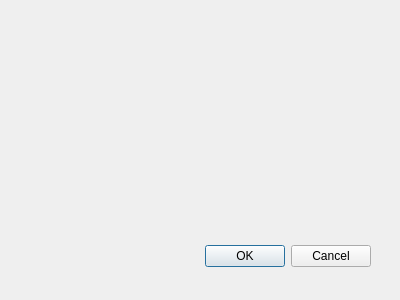
Before: the Qt Designer form ui_files/settings_window.ui in SuheybAden/Qt-Shax, drawn with Qt 5.
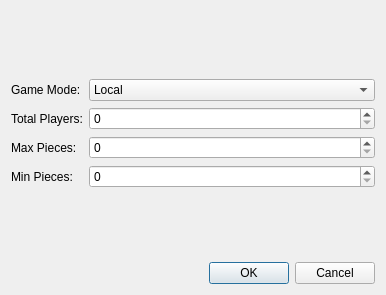
After: the same form once the commit is applied.

Commit message: Fixed issues cause by the new pieceIDs

Diff of the .ui file:
```diff
--- a/ui_files/settings_window.ui
+++ b/ui_files/settings_window.ui
@@ -6,29 +6,89 @@
    <rect>
     <x>0</x>
     <y>0</y>
-    <width>400</width>
-    <height>300</height>
+    <width>386</width>
+    <height>295</height>
    </rect>
   </property>
   <property name="windowTitle">
    <string>Dialog</string>
   </property>
-  <widget class="QDialogButtonBox" name="buttonBox">
-   <property name="geometry">
-    <rect>
-     <x>30</x>
-     <y>240</y>
-     <width>341</width>
-     <height>32</height>
-    </rect>
-   </property>
-   <property name="orientation">
-    <enum>Qt::Horizontal</enum>
-   </property>
-   <property name="standardButtons">
-    <set>QDialogButtonBox::Cancel|QDialogButtonBox::Ok</set>
-   </property>
-  </widget>
+  <layout class="QVBoxLayout" name="verticalLayout">
+   <item>
+    <layout class="QFormLayout" name="formLayout">
+     <property name="sizeConstraint">
+      <enum>QLayout::SetDefaultConstraint</enum>
+     </property>
+     <property name="labelAlignment">
+      <set>Qt::AlignLeading|Qt::AlignLeft|Qt::AlignVCenter</set>
+     </property>
+     <property name="formAlignment">
+      <set>Qt::AlignCenter</set>
+     </property>
+     <item row="0" column="0">
+      <widget class="QLabel" name="label_4">
+       <property name="text">
+        <string>Game Mode:</string>
+       </property>
+      </widget>
+     </item>
+     <item row="0" column="1">
+      <widget class="QComboBox" name="comboBox">
+       <item>
+        <property name="text">
+         <string>Local</string>
+        </property>
+       </item>
+       <item>
+        <property name="text">
+         <string>Online</string>
+        </property>
+       </item>
+      </widget>
+     </item>
+     <item row="1" column="0">
+      <widget class="QLabel" name="label">
+       <property name="text">
+        <string>Total Players:</string>
+       </property>
+      </widget>
+     </item>
+     <item row="1" column="1">
+      <widget class="QSpinBox" name="spinBox"/>
+     </item>
+     <item row="2" column="0">
+      <widget class="QLabel" name="label_2">
+       <property name="text">
+        <string>Max Pieces:</string>
+       </property>
+      </widget>
+     </item>
+     <item row="2" column="1">
+      <widget class="QSpinBox" name="spinBox_2"/>
+     </item>
+     <item row="3" column="0">
+      <widget class="QLabel" name="label_3">
+       <property name="text">
+        <string>Min Pieces:</string>
+       </property>
+      </widget>
+     </item>
+     <item row="3" column="1">
+      <widget class="QSpinBox" name="spinBox_3"/>
+     </item>
+    </layout>
+   </item>
+   <item>
+    <widget class="QDialogButtonBox" name="buttonBox">
+     <property name="orientation">
+      <enum>Qt::Horizontal</enum>
+     </property>
+     <property name="standardButtons">
+      <set>QDialogButtonBox::Cancel|QDialogButtonBox::Ok</set>
+     </property>
+    </widget>
+   </item>
+  </layout>
  </widget>
  <resources/>
  <connections>
```
The commit also changes 5 other files.
